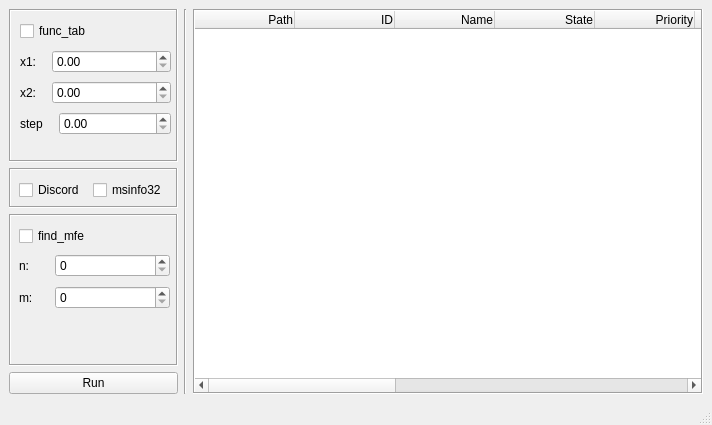
Above: mainwindow.ui from O-Razik/OS_lab3 before the change. Below: the same form after it.
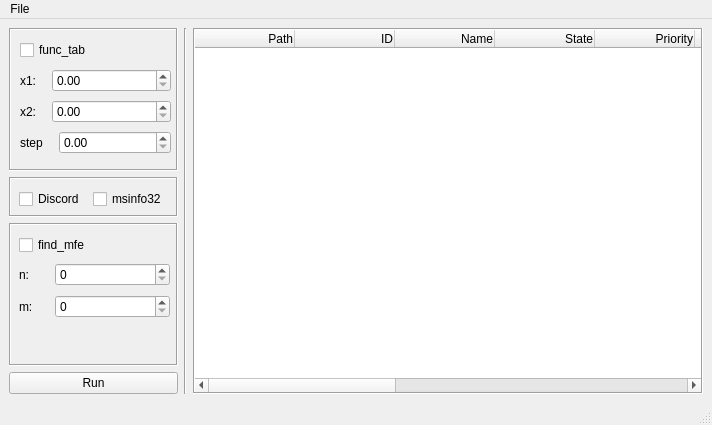
That is the form after the change.

```diff
--- a/mainwindow.ui
+++ b/mainwindow.ui
@@ -489,6 +489,13 @@
      <height>21</height>
     </rect>
    </property>
+   <widget class="QMenu" name="menuFile">
+    <property name="title">
+     <string>File</string>
+    </property>
+    <addaction name="actionManage_Results"/>
+   </widget>
+   <addaction name="menuFile"/>
   </widget>
   <widget class="QStatusBar" name="statusbar"/>
  </widget>
```
Left out of the diff: 5 changed lines with no effect on the pictures.
